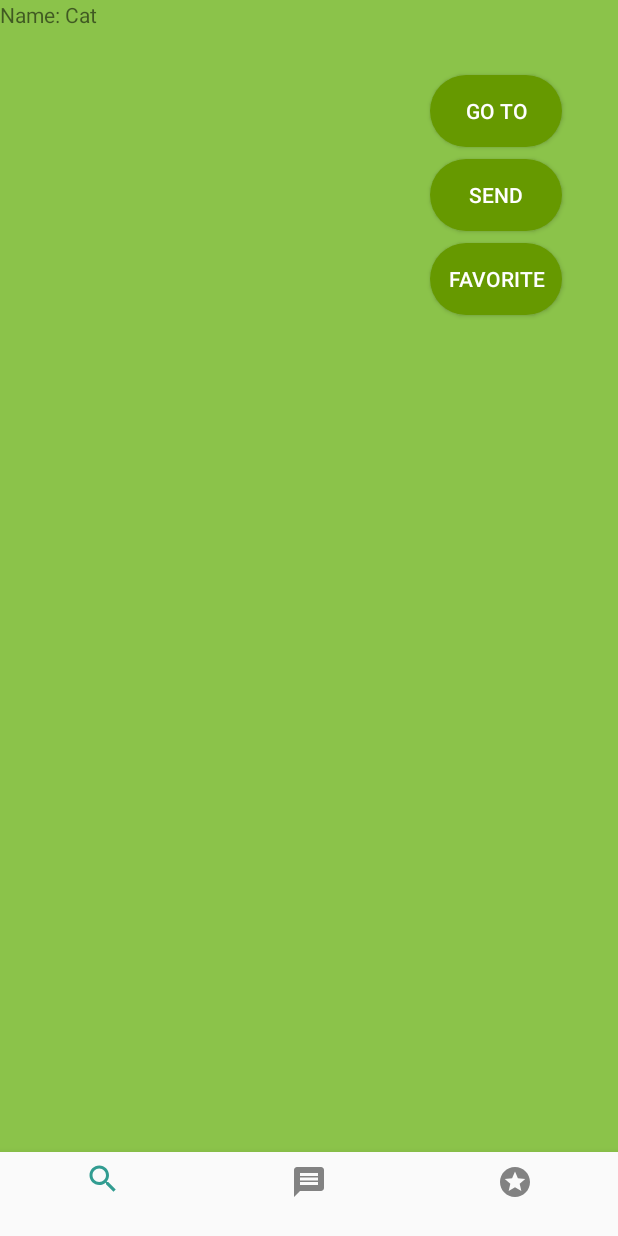
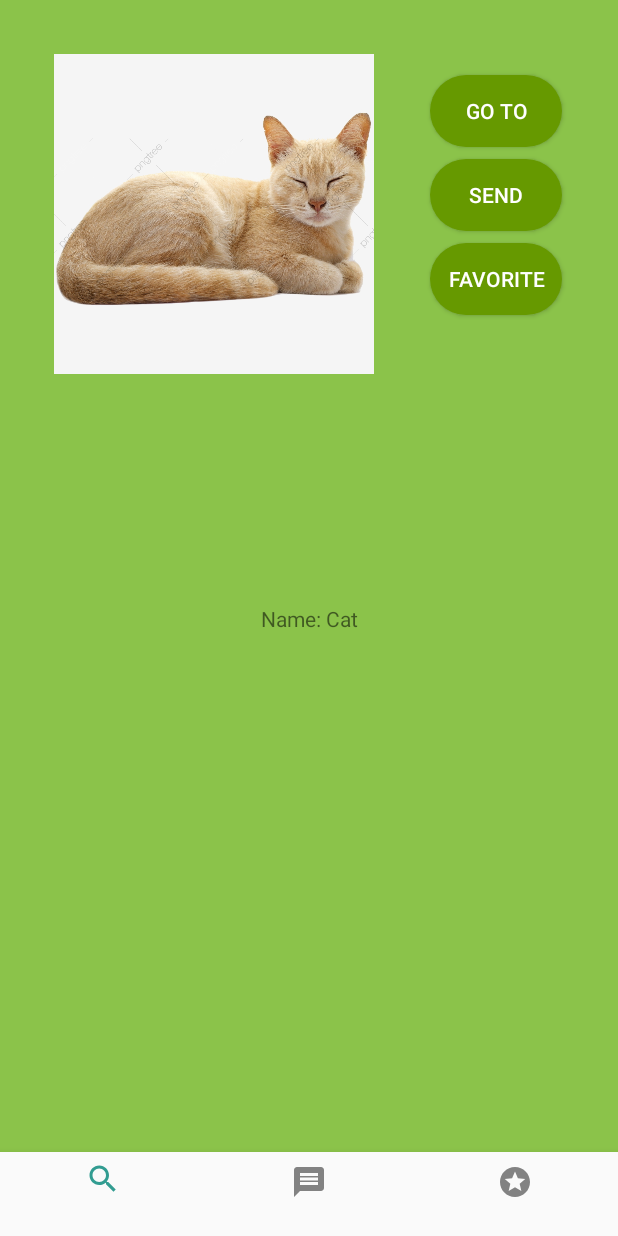
Before and after one commit to eric-rl/HeroesAndBandits, an Android app: the screen it shows after launch (MainActivity), on a phone screen of 412 x 824 dp. Run offline under Robolectric (Android 15) with nearby library versions, the phone set to English and light mode, and no system bars.

Commit message:
detail fragment

```diff
--- a/AndroidApp/app/src/main/res/layout/fragment_detail.xml
+++ b/AndroidApp/app/src/main/res/layout/fragment_detail.xml
@@ -16,7 +16,7 @@
         android:layout_marginTop="36dp"
         app:layout_constraintStart_toStartOf="parent"
         app:layout_constraintTop_toTopOf="parent"
-        tools:srcCompat="@tools:sample/avatars[14]" />
+        android:src="@drawable/cat"/>
 
     <Button
         android:id="@+id/goto_button_detail"
@@ -60,7 +60,10 @@
         android:layout_width="wrap_content"
         android:layout_height="wrap_content"
         android:text="Name: Cat"
-        tools:layout_editor_absoluteX="36dp"
-        tools:layout_editor_absoluteY="272dp" />
+        app:layout_constraintBottom_toBottomOf="parent"
+        app:layout_constraintEnd_toEndOf="parent"
+        app:layout_constraintStart_toStartOf="parent"
+        app:layout_constraintTop_toTopOf="parent" />
+
 
 </androidx.constraintlayout.widget.ConstraintLayout>
```
Also changed, not shown: AndroidApp/app/src/main/res/drawable/cat.png (added).
